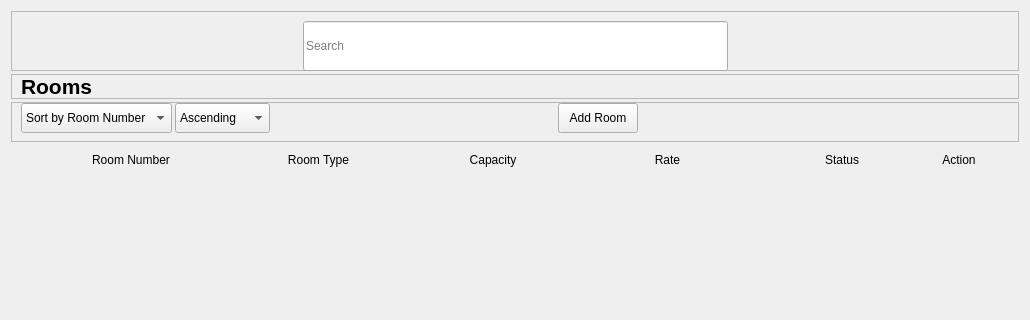
The window that ui_files/rooms_page.ui (xbryan25/hotel-management-system) describes before a commit, drawn with Qt 5; both pictures show x 0 to 1030 and y 0 to 320 of the 1030 by 750 pixel window.
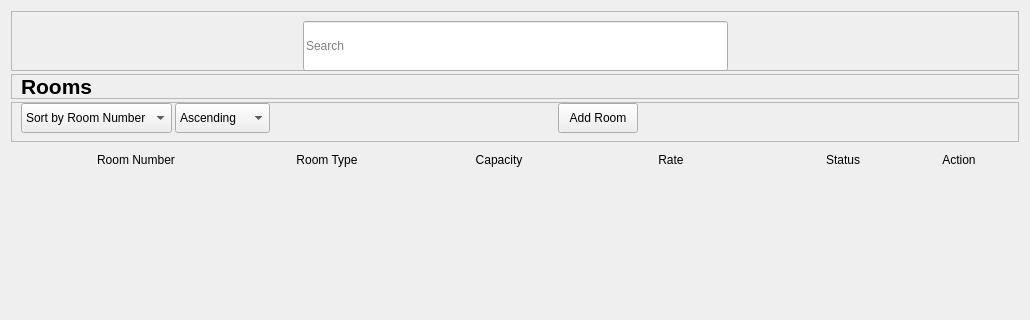
The same window after the commit.

```diff
--- a/ui_files/rooms_page.ui
+++ b/ui_files/rooms_page.ui
@@ -563,13 +563,13 @@
            <widget class="QLabel" name="room_number_label">
             <property name="minimumSize">
              <size>
-              <width>200</width>
+              <width>210</width>
               <height>0</height>
              </size>
             </property>
             <property name="maximumSize">
              <size>
-              <width>200</width>
+              <width>210</width>
               <height>16777215</height>
              </size>
             </property>
```
